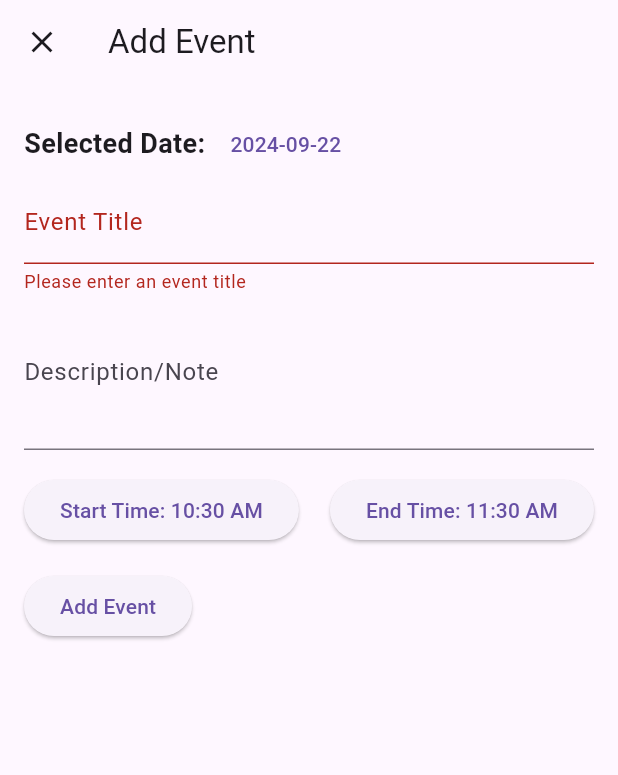
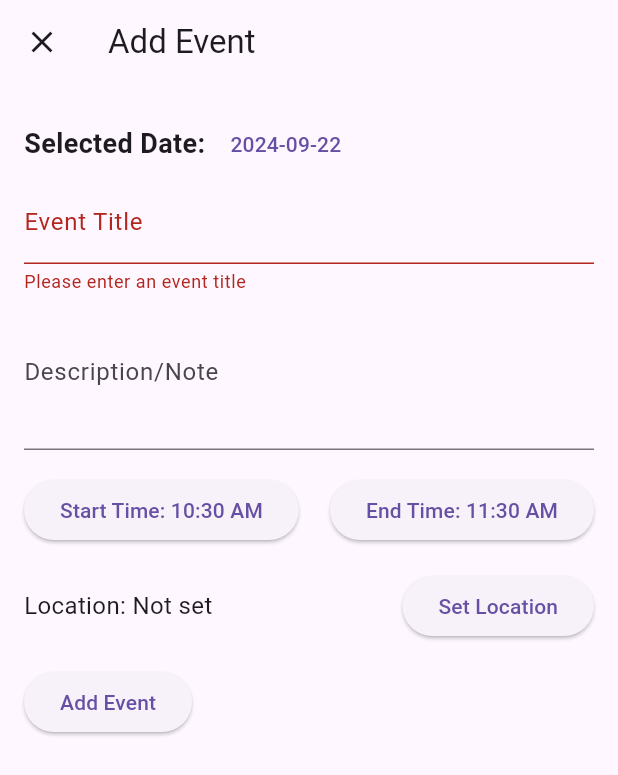
Before and after one commit to kk514k/calendar, a Flutter app: the AddEditEventPage screen opened directly with empty values, after a tap on "Add Event", on a phone screen of 412 x 824 dp. Shown: the top 775 px of the screen. Run offline on Flutter 3.47's test engine with Material 3 defaults, Android fonts, the phone set to English and light mode, and no system bars; drawn by our look-alikes of calendar_view; our stand-ins replace animated_text_kit, flutter_local_notifications, flutter_timezone, geocoding, google_maps_flutter, timezone.

Commit message:
add location lat lng

```diff
--- a/lib/add_edit_event_page.dart
+++ b/lib/add_edit_event_page.dart
@@ -1,10 +1,13 @@
 // add_edit_event_page.dart
 import 'package:flutter/material.dart';
 import 'package:calendar_view/calendar_view.dart';
+import 'package:google_maps_flutter/google_maps_flutter.dart';
+import 'map_page.dart';
+
 
 class AddEditEventPage extends StatefulWidget {
   final DateTime selectedDate;
-  final CalendarEventData? eventToEdit;
+  final CalendarEventData<Object?>? eventToEdit;
 
   AddEditEventPage({Key? key, required this.selectedDate, this.eventToEdit}) : super(key: key);
 
@@ -19,6 +22,8 @@ class _AddEditEventPageState extends State<AddEditEventPage> {
   late DateTime _date;
   late TimeOfDay _startTime;
   late TimeOfDay _endTime;
+  // String? _locationName;
+  LatLng? _locationCoords;
 
   @override
   void initState() {
@@ -29,6 +34,10 @@ class _AddEditEventPageState extends State<AddEditEventPage> {
       _date = widget.eventToEdit!.date;
       _startTime = TimeOfDay.fromDateTime(widget.eventToEdit!.startTime!);
       _endTime = TimeOfDay.fromDateTime(widget.eventToEdit!.endTime!);
+      if (widget.eventToEdit!.event is Map<String, double>) {
+        final Map<String, double> location = widget.eventToEdit!.event as Map<String, double>;
+        _locationCoords = LatLng(location['latitude']!, location['longitude']!);
+      }
     } else {
       _date = widget.selectedDate;
       _startTime = TimeOfDay.now();
@@ -126,16 +135,46 @@ class _AddEditEventPageState extends State<AddEditEventPage> {
                 ],
               ),
               SizedBox(height: 16),
+              Row(
+                children: [
+                  Expanded(
+                    child: Text(
+                      'Location: ${_locationCoords != null ? '${_locationCoords!.latitude}, ${_locationCoords!.longitude}' : 'Not set'}',
+                      style: TextStyle(fontSize: 16),
+                    ),
+                  ),
+                  ElevatedButton(
+                    onPressed: () async {
+                      final result = await Navigator.push(
+                        context,
+                        MaterialPageRoute(builder: (context) => MapPage(initialLocation: _locationCoords)),
+                      );
+                      if (result != null) {
+                        setState(() {
+                          _locationCoords = result['coords'];
+                        });
+                      }
+                    },
+                    child: Text('Set Location'),
+                  ),
+                ],
+              ),
+              SizedBox(height: 16),
               ElevatedButton(
                 onPressed: () {
                   if (_formKey.currentState!.validate()) {
                     _formKey.currentState!.save();
-                    final event = CalendarEventData(
+                    final event = CalendarEventData<Object?>(
                       title: _title,
                       description: _description,
                       date: _date,
                       startTime: DateTime(_date.year, _date.month, _date.day, _startTime.hour, _startTime.minute),
                       endTime: DateTime(_date.year, _date.month, _date.day, _endTime.hour, _endTime.minute),
+                      // location: _locationName,
+                      // You might need to extend CalendarEventData to include locationCoords
+                    event: _locationCoords != null
+                        ? {'latitude': _locationCoords!.latitude, 'longitude': _locationCoords!.longitude}
+                        : null,
                     );
 
                     if (widget.eventToEdit != null) {
--- a/lib/main.dart
+++ b/lib/main.dart
@@ -6,8 +6,7 @@ import 'about_us_page.dart';
 import 'notification_service.dart';
 import 'package:animated_text_kit/animated_text_kit.dart';
 import 'map_page.dart';
-
-
+import 'package:google_maps_flutter/google_maps_flutter.dart';
 
 void main() async {
   WidgetsFlutterBinding.ensureInitialized();
@@ -248,6 +247,8 @@ class _HomePageState extends State<HomePage>
                           style: TextStyle(fontWeight: FontWeight.bold)),
                       Text(event.description ?? 'No description'),
                       Text(_formatEventTime(event)),
+                      if (event.event is Map<String, double>)
+                        Text('Location: ${(event.event as Map<String, double>)['latitude']}, ${(event.event as Map<String, double>)['longitude']}'),
                       Divider(),
                     ],
                   ))
@@ -300,8 +301,8 @@ class _HomePageState extends State<HomePage>
   }
 }
 
-List<CalendarEventData> _events = [
-  CalendarEventData(
+List<CalendarEventData<Object?>> _events = [
+  CalendarEventData<Object?>(
     date: DateTime.now(),
     title: "Project meeting",
     description: "Discuss project milestones and assign tasks.",
@@ -309,8 +310,9 @@ List<CalendarEventData> _events = [
         DateTime.now().year, DateTime.now().month, DateTime.now().day, 18, 30),
     endTime: DateTime(
         DateTime.now().year, DateTime.now().month, DateTime.now().day, 22),
+    event: {'latitude': 37.7749, 'longitude': -122.4194}, // Example coordinates for San Francisco
   ),
-  CalendarEventData(
+  CalendarEventData<Object?>(
     date: DateTime.now().add(Duration(days: 1)),
     title: "Team Lunch",
     description: "Monthly team bonding lunch at the nearby restaurant.",
@@ -318,6 +320,7 @@ List<CalendarEventData> _events = [
         DateTime.now().day + 1, 12, 0),
     endTime: DateTime(DateTime.now().year, DateTime.now().month,
         DateTime.now().day + 1, 13, 30),
+    event: {'latitude': 40.7128, 'longitude': -74.0060}, // Example coordinates for New York City
   ),
   // Add more sample events as needed
 ];
```
Also changed, not shown: lib/map_page.dart (+58 -37 lines).
